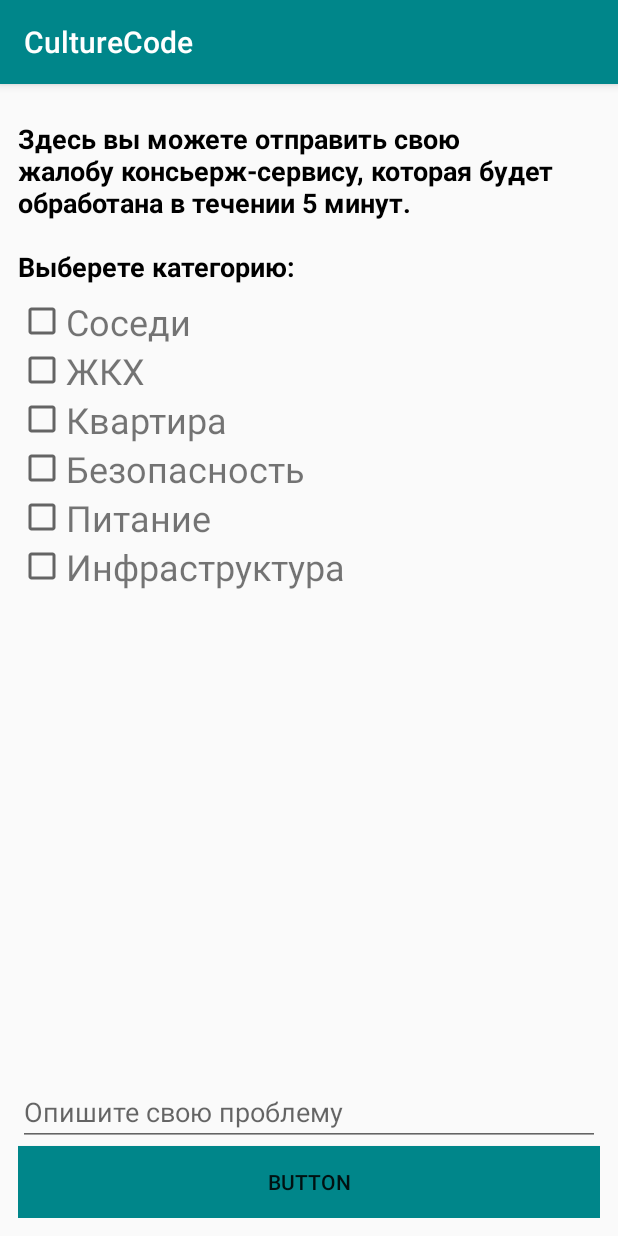
After one commit to timkabot/CultureCode2, an Android app: the SendMessageActivity screen opened directly, with no data from a screen before it, on a phone screen of 412 x 824 dp. The commit adds this screen. Run offline under Robolectric (Android 15) with nearby library versions, the phone set to English and light mode, and no system bars.

Commit message:
Send message

```diff
--- a/app/src/main/AndroidManifest.xml
+++ b/app/src/main/AndroidManifest.xml
@@ -20,6 +20,7 @@
             </intent-filter>
         </activity>
         <activity android:name=".view.impl.MainActivity" android:theme="@style/AppTheme"/>
+        <activity android:name=".view.impl.SendMessageActivity" android:theme="@style/AppTheme"/>
 
     </application>
 
--- /dev/null
+++ b/app/src/main/java/com/example/timkabor/culturecode/model/Trouble.java
@@ -0,0 +1,43 @@
+package com.example.timkabor.culturecode.model;
+
+import java.util.UUID;
+
+/**
+ * Created by Timur on 13.10.2017.
+ */
+
+public class Trouble {
+    public UUID getId() {
+        return id;
+    }
+
+    public void setId(UUID id) {
+        this.id = id;
+    }
+
+    public String getText() {
+        return text;
+    }
+
+    public void setText(String text) {
+        this.text = text;
+    }
+
+    public boolean isChecked() {
+        return isChecked;
+    }
+
+    public void setChecked(boolean checked) {
+        isChecked = checked;
+    }
+
+    UUID id;
+    String text;
+    boolean isChecked;
+
+    public Trouble(String text) {
+        id = UUID.randomUUID();
+        this.text = text;
+        isChecked = false;
+    }
+}
--- /dev/null
+++ b/app/src/main/java/com/example/timkabor/culturecode/model/TroubleLab.java
@@ -0,0 +1,51 @@
+package com.example.timkabor.culturecode.model;
+
+import android.content.Context;
+
+import java.util.ArrayList;
+import java.util.List;
+import java.util.UUID;
+
+/**
+ * Created by Timur on 13.10.2017.
+ */
+
+public class TroubleLab {
+    private static TroubleLab sTroubleLab;
+    private static List<Trouble> mTroubleList;
+
+    public static TroubleLab get(Context context){
+        if (sTroubleLab == null) {
+            sTroubleLab = new TroubleLab(context);
+        }
+        return sTroubleLab;
+    }
+
+    private TroubleLab(Context context) {
+        mTroubleList = new ArrayList<>();
+        mTroubleList = new ArrayList<>();
+        mTroubleList.add(new Trouble("Соседи"));
+        mTroubleList.add(new Trouble("ЖКХ"));
+        mTroubleList.add(new Trouble("Квартира"));
+        mTroubleList.add(new Trouble("Безопасность"));
+        mTroubleList.add(new Trouble("Питание"));
+        mTroubleList.add(new Trouble("Инфраструктура"));
+    }
+
+    public List<Trouble> getCrimes() {
+        return mTroubleList;
+    }
+
+    public void addCrime (Trouble crime){
+        mTroubleList.add(crime);
+    }
+
+    public Trouble getCrime(UUID uuid) {
+        for (Trouble trouble : mTroubleList) {
+            if (trouble.getId().equals(uuid)) {
+                return trouble;
+            }
+        }
+        return null;
+    }
+}
--- /dev/null
+++ b/app/src/main/java/com/example/timkabor/culturecode/view/impl/SendMessageActivity.java
@@ -0,0 +1,94 @@
+package com.example.timkabor.culturecode.view.impl;
+
+import android.os.Bundle;
+import android.support.v7.app.AppCompatActivity;
+import android.support.v7.widget.LinearLayoutManager;
+import android.support.v7.widget.RecyclerView;
+import android.view.LayoutInflater;
+import android.view.View;
+import android.view.ViewGroup;
+import android.widget.CheckBox;
+import android.widget.TextView;
+
+import com.example.timkabor.culturecode.R;
+import com.example.timkabor.culturecode.model.Trouble;
+import com.example.timkabor.culturecode.model.TroubleLab;
+
+import java.util.ArrayList;
+import java.util.List;
+
+/**
+ * Created by Timur on 13.10.2017.
+ */
+
+public class SendMessageActivity extends AppCompatActivity{
+    private ArrayList<CheckBox> problems;
+    private RecyclerView mTroubleRecyclerView;
+    private TroubleAdapter mAdapter;
+    @Override
+    protected void onCreate(Bundle savedInstanceState) {
+        super.onCreate(savedInstanceState);
+        setContentView(R.layout.send_message_to_concierge);
+
+        mTroubleRecyclerView = findViewById(R.id.troubles_recycler_view);
+        mTroubleRecyclerView.setLayoutManager(new LinearLayoutManager(this));
+
+        updateUI();
+    }
+
+    public class TroubleHolder extends RecyclerView.ViewHolder {
+        TextView mTroubleText;
+        CheckBox mCheckBox;
+        private Trouble mTrouble;
+
+        public TroubleHolder(View itemView) {
+            super(itemView);
+            mTroubleText = itemView.findViewById(R.id.trouble_text_view);
+            mCheckBox = itemView.findViewById(R.id.trouble_check_box);
+        }
+
+        public void bindCrime(Trouble trouble) {
+            mTrouble = trouble;
+            mTroubleText.setText(mTrouble.getText());
+        }
+    }
+
+    public class TroubleAdapter extends RecyclerView.Adapter<TroubleHolder> {
+        private List<Trouble> mTroubles;
+
+        TroubleAdapter(List<Trouble> troubles) {
+            mTroubles = troubles;
+        }
+
+        @Override
+        public TroubleHolder onCreateViewHolder(ViewGroup parent, int viewType) {
+            LayoutInflater layoutInflater = LayoutInflater.from(parent.getContext());
+            View view = layoutInflater.inflate(R.layout.check_layout, parent, false);
+            return new TroubleHolder(view);
+        }
+
+        @Override
+        public void onBindViewHolder(TroubleHolder holder, int position) {
+            Trouble trouble = mTroubles.get(position);
+            holder.bindCrime(trouble);
+        }
+
+        @Override
+        public int getItemCount() {
+            return mTroubles.size();
+        }
+    }
+
+    private void updateUI() {
+        if (mAdapter == null) {
+            TroubleLab crimeLab = TroubleLab.get(this);
+            List<Trouble> crimes = crimeLab.getCrimes();
+            mAdapter = new TroubleAdapter(crimes);
+            mTroubleRecyclerView.setAdapter(mAdapter);
+        } else {
+            mAdapter.notifyDataSetChanged();
+        }
+    }
+
+
+}
--- /dev/null
+++ b/app/src/main/res/layout/check_layout.xml
@@ -0,0 +1,21 @@
+<?xml version="1.0" encoding="utf-8"?>
+<LinearLayout xmlns:android="http://schemas.android.com/apk/res/android"
+              android:orientation="horizontal"
+              android:layout_width="match_parent"
+              android:layout_height="wrap_content">
+
+    <CheckBox
+        android:id="@+id/trouble_check_box"
+        android:layout_width="wrap_content"
+        android:layout_height="wrap_content"
+        android:textSize="20sp"
+        />
+    <TextView
+        android:id="@+id/trouble_text_view"
+        android:layout_width="wrap_content"
+        android:layout_height="wrap_content"
+        android:textSize="24sp"
+        android:layout_gravity="center"
+        android:hint="trouble"
+        />
+</LinearLayout>
--- a/app/src/main/res/layout/send_message_to_concierge.xml
+++ b/app/src/main/res/layout/send_message_to_concierge.xml
@@ -1,26 +1,47 @@
 <?xml version="1.0" encoding="utf-8"?>
 <LinearLayout xmlns:android="http://schemas.android.com/apk/res/android"
+              xmlns:card_view="http://schemas.android.com/apk/res-auto"
               android:orientation="vertical"
               android:layout_width="match_parent"
-              android:layout_height="match_parent">
+              android:layout_height="match_parent"
+              android:padding="12dp"
+    >
 
-    <TextView
-        android:layout_width="wrap_content"
-        android:layout_height="wrap_content"
-        android:hint="Здесь вы можете отправить свою жалобу консьерж-сервису, которая будет обработана в течении 5 минут"
-        />
+        <TextView
+            android:id="@+id/textView3"
+            android:layout_width="wrap_content"
+            android:layout_height="wrap_content"
+            android:layout_marginTop="12dp"
+            android:textColor="#000000"
+            android:textSize="18sp"
+            android:textStyle="bold"
+            android:text="@string/choose_category"
+            />
+
+        <android.support.v7.widget.RecyclerView
+            android:id="@+id/troubles_recycler_view"
+            android:layout_width="match_parent"
+            android:layout_height="wrap_content"
+            android:layout_marginTop="8dp"
+            android:layout_weight="1"
+            >
+
+        </android.support.v7.widget.RecyclerView>
 
     <EditText
         android:layout_width="match_parent"
         android:layout_height="wrap_content"
         android:hint="@string/send_to_concierge_hint"
+        android:layout_marginTop="12dp"
+        android:gravity="bottom"
         />
 
-    <EditText
-        android:id="@+id/send_message"
+    <Button
+        android:id="@+id/button"
         android:layout_width="match_parent"
         android:layout_height="wrap_content"
-        android:hint="Оставьте свой телефон"
+        android:background="@color/primary_dark"
+        android:text="Button"
         />
 
 </LinearLayout>
--- a/app/src/main/res/values/strings.xml
+++ b/app/src/main/res/values/strings.xml
@@ -22,5 +22,7 @@
     <string name="ficha">Фича</string>
     <string name="name_and_surname">Name and surname</string>
     <string name="doubts">Задолженности:</string>
-    <string name="send_to_concierge_hint">write your message</string>
+    <string name="send_to_concierge_hint">Опишите свою проблему</string>
+    <string name="choose_category">Здесь вы можете отправить свою жалобу консьерж-сервису, которая будет обработана в течении 5 минут.
+        \n\nВыберете категорию:</string>
 </resources>
```
Also changed, not shown: app/src/main/java/com/example/timkabor/culturecode/adapter/FeatureAdapter.java (+7 -3 lines), app/src/main/java/com/example/timkabor/culturecode/view/impl/SendMessage.java (deleted, +0 -55 lines), app/src/main/res/layout/card_feature.xml (+4 -3 lines).
